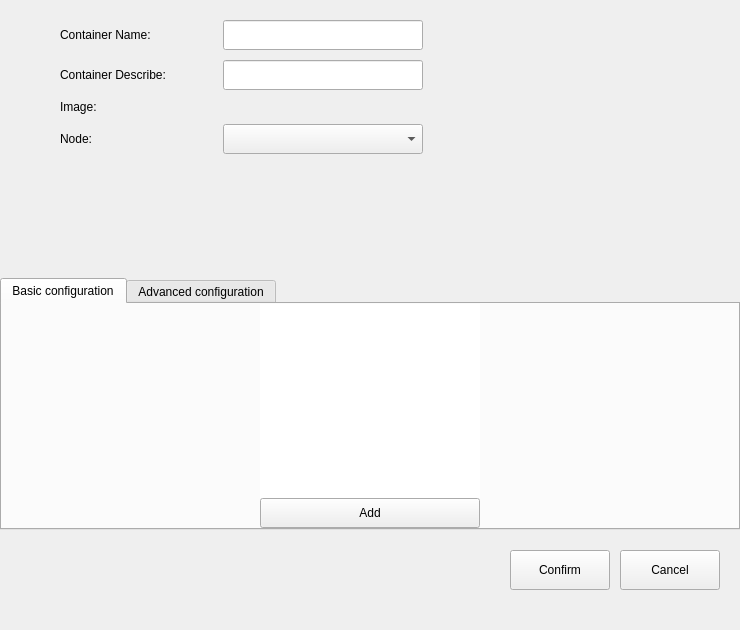
openeuler-mirror/ks-scmc-gui, file src/pages/container/container-setting.ui: the form before one commit.
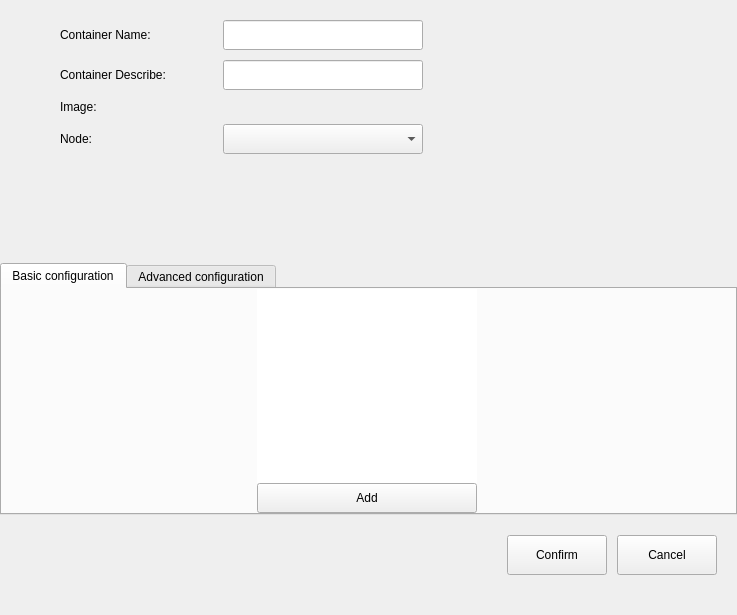
The form after the commit.

What changed in the file:
```diff
--- a/src/pages/container/container-setting.ui
+++ b/src/pages/container/container-setting.ui
@@ -6,8 +6,8 @@
    <rect>
     <x>0</x>
     <y>0</y>
-    <width>740</width>
-    <height>630</height>
+    <width>737</width>
+    <height>615</height>
    </rect>
   </property>
   <property name="windowTitle">
@@ -234,6 +234,9 @@
    </item>
    <item>
     <widget class="QTabWidget" name="tabWidget">
+     <property name="styleSheet">
+      <string notr="true"/>
+     </property>
      <property name="tabShape">
       <enum>QTabWidget::Rounded</enum>
      </property>
@@ -264,10 +267,35 @@
         <number>0</number>
        </property>
        <item>
+        <widget class="QWidget" name="widget_base_sider" native="true">
+         <property name="minimumSize">
+          <size>
+           <width>222</width>
+           <height>0</height>
+          </size>
+         </property>
+         <property name="maximumSize">
+          <size>
+           <width>222</width>
+           <height>16777215</height>
+          </size>
+         </property>
         <layout class="QVBoxLayout" name="verticalLayout_2">
          <property name="spacing">
           <number>0</number>
          </property>
+          <property name="leftMargin">
+           <number>0</number>
+          </property>
+          <property name="topMargin">
+           <number>0</number>
+          </property>
+          <property name="rightMargin">
+           <number>0</number>
+          </property>
+          <property name="bottomMargin">
+           <number>0</number>
+          </property>
          <item>
           <widget class="QListWidget" name="listwidget_base_config">
            <property name="minimumSize">
@@ -282,6 +310,12 @@
              <height>16777215</height>
             </size>
            </property>
+            <property name="autoFillBackground">
+             <bool>false</bool>
+            </property>
+            <property name="styleSheet">
+             <string notr="true"/>
+            </property>
            <property name="frameShape">
             <enum>QFrame::NoFrame</enum>
            </property>
@@ -307,6 +341,7 @@
           </widget>
          </item>
         </layout>
+        </widget>
        </item>
       </layout>
      </widget>
```
Lines whose indentation alone changed are shown as unchanged.
